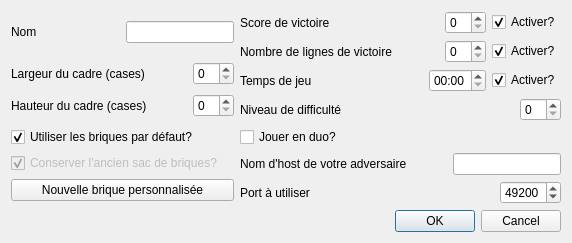
The window that view/configdialog.ui (g-jouret/projetTetris) describes before a commit, drawn with Qt 5.
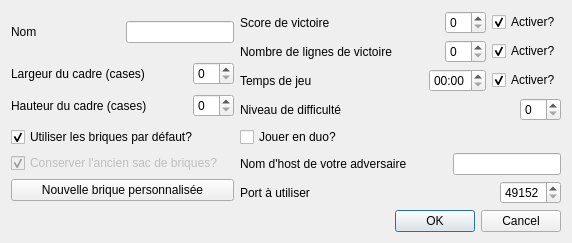
The same window after the commit.

```diff
--- a/view/configdialog.ui
+++ b/view/configdialog.ui
@@ -356,13 +356,13 @@
        <item>
         <widget class="QSpinBox" name="sbPort">
          <property name="minimum">
-          <number>49153</number>
+          <number>49152</number>
          </property>
          <property name="maximum">
           <number>65535</number>
          </property>
          <property name="value">
-          <number>49200</number>
+          <number>49152</number>
          </property>
         </widget>
        </item>
```
